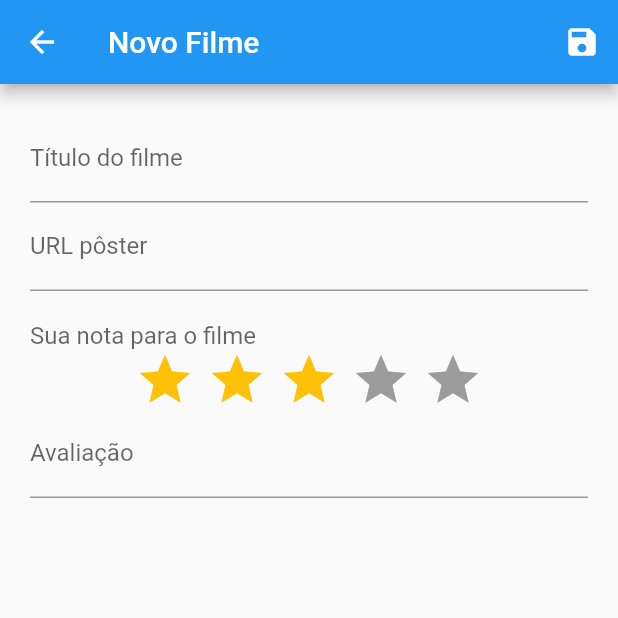
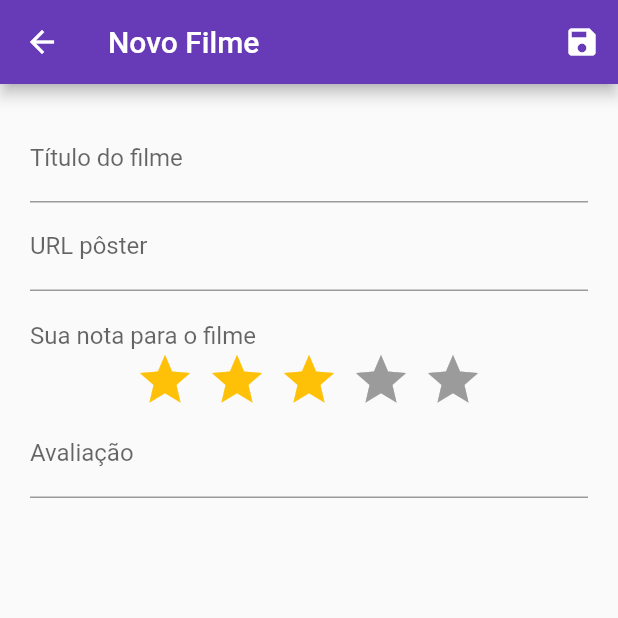
Before and after one commit to leonardoferri/movie_app, a Flutter app: the screen it shows after launch, after a tap on the "add" icon, on a phone screen of 412 x 824 dp, the top half of it. Run offline on Flutter 3.47's test engine with Material 2 defaults, Android fonts, the phone set to English and light mode, and no system bars; drawn by our look-alikes of flutter_rating_bar; our stand-ins replace firebase_core, firebase_database; accounts and stored records are empty; network calls fail.

Commit message:
alteracoes gerais

```diff
--- a/lib/data/movie_initialize.dart
+++ /dev/null
@@ -1,11 +0,0 @@
-import 'package:movie_app/models/movie.dart';
-
-const MOVIE_INITIALIZE = {
-//  '1': Movie(
-//      id: '1',
-//      title: 'Blade Runner: The Final Cut',
-//      imageUrl:
-//          'https://img.elo7.com.br/product/original/264E932/big-poster-filme-blade-runner-1982-lo002-tamanho-90x60-cm-blade-runner-1982.jpg',
-//      rating: 5,
-//      review: 'Excelente!')
-};
--- a/lib/main.dart
+++ b/lib/main.dart
@@ -22,7 +22,7 @@ class MyApp extends StatelessWidget {
       child: MaterialApp(
         title: 'Flutter Demo',
         theme: ThemeData(
-          primarySwatch: Colors.blue,
+          primarySwatch: Colors.deepPurple,
         ),
         routes: {
           AppRoutes.HOME: (_) => MovieList(),
--- a/lib/models/movie.dart
+++ b/lib/models/movie.dart
@@ -1,5 +1,3 @@
-import 'package:flutter/material.dart';
-
 class Movie {
   final String? id;
   final String title;
@@ -13,12 +11,4 @@ class Movie {
       this.imageUrl,
       required this.rating,
       required this.review});
-
-  Map<String, dynamic> toJson() => {
-        "id": id,
-        "title": title,
-        "imageUrl": imageUrl,
-        "rating": rating.toString(),
-        "review": review,
-      };
 }
--- a/lib/screens/movie_form.dart
+++ b/lib/screens/movie_form.dart
@@ -1,4 +1,3 @@
-import 'package:firebase_database/firebase_database.dart';
 import 'package:flutter/material.dart';
 import 'package:provider/provider.dart';
 import 'package:flutter_rating_bar/flutter_rating_bar.dart';
@@ -38,11 +37,6 @@ class _MovieFormState extends State<MovieForm> {
   void didChangeDependencies() {
     super.didChangeDependencies();
 
-//    if (ModalRoute.of(context)!.settings.name!.contains('alter')) {
-//      final Movie movie = ModalRoute.of(context)!.settings.arguments as Movie;
-//      _loadFormData(movie);
-//    }
-
     if (ModalRoute.of(context)!.settings.arguments != null) {
       final Movie movie = ModalRoute.of(context)!.settings.arguments as Movie;
       _loadFormData(movie);
@@ -62,7 +56,6 @@ class _MovieFormState extends State<MovieForm> {
 
                 if (isValid) {
                   _form.currentState!.save();
-                  String id = Uuid().v4();
                   Provider.of<MoviesProvider>(context, listen: false).put(
                     Movie(
                         id: _formData['id'],
@@ -96,11 +89,11 @@ class _MovieFormState extends State<MovieForm> {
                     initialValue: _formData['imageUrl'],
                     decoration: const InputDecoration(labelText: 'URL pôster'),
                     onSaved: (value) => _formData['imageUrl'] = value!),
-                SizedBox(
+                const SizedBox(
                   height: 20,
                 ),
-                TextField(
-                  decoration: const InputDecoration.collapsed(
+                const TextField(
+                  decoration: InputDecoration.collapsed(
                       hintText: 'Sua nota para o filme'),
                 ),
                 RatingBar.builder(
@@ -115,25 +108,9 @@ class _MovieFormState extends State<MovieForm> {
                     color: Colors.amber,
                   ),
                   onRatingUpdate: (rating) {
-                    //rate = rating;
                     _formData['rating'] = rating.toString();
                   },
-                  //onSaved: (value) => _formData['rating'] = value!
                 ),
-                //TextFormField(
-                //  initialValue: _formData['rating'],
-                //  decoration: const InputDecoration(labelText: 'Nota'),
-                //  validator: (value) {
-                //    if (value == null || value.isEmpty) {
-                //      return 'Por favor insira uma nota para o filme';
-                //    }
-                //    if (double.parse(value) < 1 || double.parse(value) > 5) {
-                //      return 'Por favor insira uma nota entre 1 a 5';
-                //    }
-                //    return null;
-                //  },
-                //  onSaved: (value) => _formData['rating'] = value!,
-                //),
                 TextFormField(
                   maxLines: null,
                   initialValue: _formData['review'],
--- a/lib/screens/movie_list.dart
+++ b/lib/screens/movie_list.dart
@@ -1,4 +1,3 @@
-import 'package:firebase_database/firebase_database.dart';
 import 'package:flutter/material.dart';
 import 'package:movie_app/routes/app_routes.dart';
 import 'package:provider/provider.dart';
@@ -7,15 +6,10 @@ import '../components/movie_tile.dart';
 import '../provider/movies.dart';
 
 class MovieList extends StatelessWidget {
-  //const MovieList({super.key});
-
-  final dataBaseReference = FirebaseDatabase(
-          databaseURL: 'https://movie-app-87aoj-default-rtdb.firebaseio.com/')
-      .reference();
-
   @override
   Widget build(BuildContext context) {
     final MoviesProvider movies = Provider.of(context);
+    movies.listAll();
     return Scaffold(
       appBar: AppBar(title: const Text('Lista de Filmes'), actions: <Widget>[
         IconButton(
@@ -26,7 +20,8 @@ class MovieList extends StatelessWidget {
       ]),
       body: ListView.builder(
         itemCount: movies.count,
-        itemBuilder: (context, index) => MovieTile(movies.byIndex(index)!),
+        itemBuilder: ((context, index) =>
+            CustomListItem(movies.byIndex(index)!)),
       ),
     );
   }
```
Also changed, not shown: lib/components/movie_tile.dart (+88 -15 lines), lib/provider/movies.dart (+23 -48 lines).
